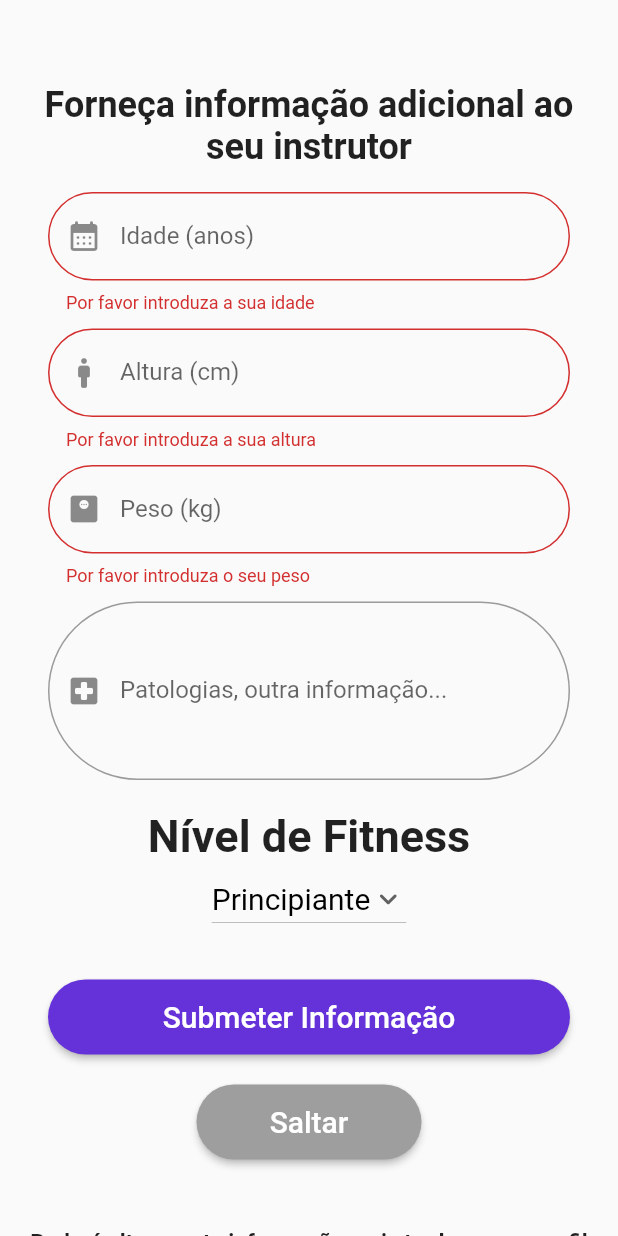
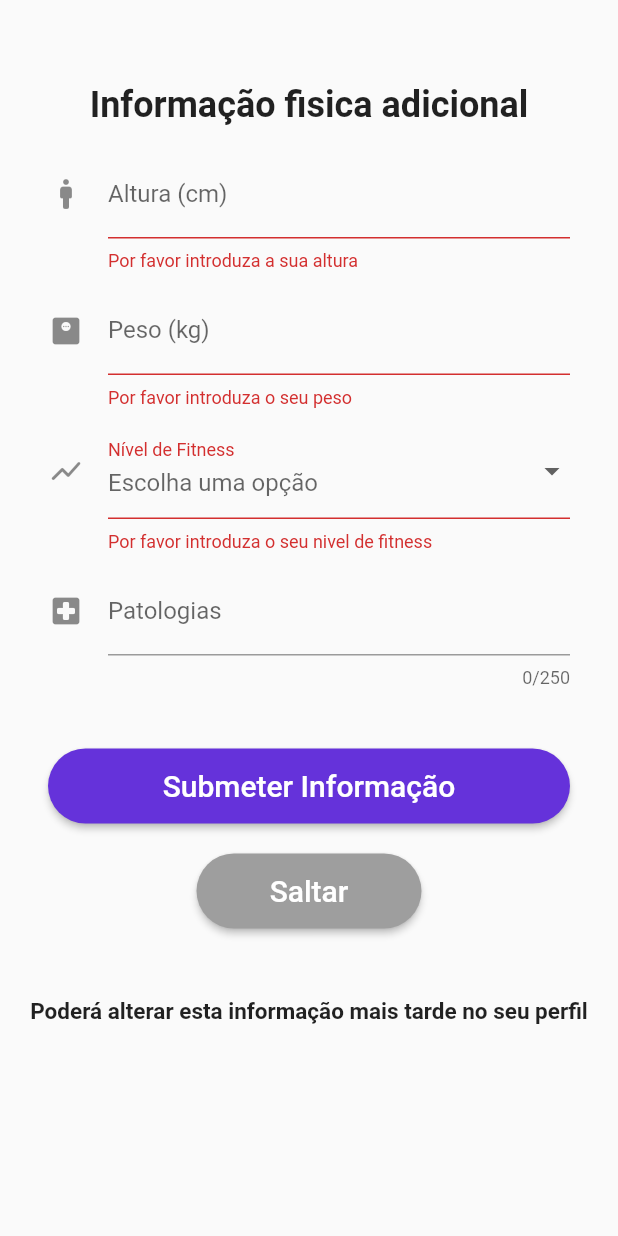
Before and after one commit to PECI-21-22-Grupo04/android-app, a Flutter app: the HealthInfoForm screen opened directly with empty values, after a tap on "Submeter Informação", on a phone screen of 412 x 824 dp. Run offline on Flutter 3.47's test engine with Material 2 defaults, Android fonts, the phone set to English and light mode, and no system bars; our stand-ins replace country_picker, firebase_auth, firebase_core, google_sign_in, settings_ui, shared_preferences; missing offline and left inert: app_settings; accounts and stored records are empty.

Commit message:
Save user physical information

```diff
--- a/runx/lib/api.dart
+++ b/runx/lib/api.dart
@@ -80,11 +80,12 @@ class APICaller {
 // Save Client Information
   Future<String> addClientInfo(
       {String? email,
-      String? age,
       String? height,
       String? weight,
       String? fitness,
+      String? bmi,
       String? pathologies}) async {
+    try {
       final response = await http.post(
         Uri.parse(host + port + '/addClientInfo'),
         headers: <String, String>{
@@ -92,13 +93,16 @@ class APICaller {
         },
         body: (<String, String>{
           "email": email.toString(),
-        "age": age.toString(),
           "height": height.toString(),
           "weight": weight.toString(),
           "fitness": fitness.toString(),
+          "bmi": bmi.toString(),
           "pathologies": pathologies.toString(),
         }),
       );
       return response.body;
+    } on Exception {
+      return "ERROR";
     }
   }
+}
--- a/runx/lib/authentication/health_info.dart
+++ b/runx/lib/authentication/health_info.dart
@@ -31,7 +31,7 @@
           Column(
             children: const [
               SizedBox(height: 20),
-              Text('Forneça informação adicional ao seu instrutor',
+              Text('Informação fisica adicional',
                   style: TextStyle(fontSize: 24), textAlign: TextAlign.center),
             ],
           ),
@@ -74,34 +74,19 @@
 class _SignupFormState extends State<SignupForm> {
   final _formKey = GlobalKey<FormState>();
 
-  String? age;
-  String? height;
-  String? weight;
-  String? pathologies;
+  String? heightC;
+  String? weightC;
+  String? pathologiesC;
+  late String fitnesslevelC;
 
-  String fitnesslevel = 'Principiante';
+  List<String> listOfLevels = ['Elementar', 'Intermédio', 'Avançado'];
 
-  var items = [
-    'Principiante',
-    'Elementar',
-    'Intermédio',
-    'Avançado',
-    'Atleta',
-  ];
-
-  final pass = TextEditingController();
   get fname => widget.fnameC;
   get lname => widget.lnameC;
   get email => widget.emailC;
 
   @override
   Widget build(BuildContext context) {
-    var border = const OutlineInputBorder(
-      borderRadius: BorderRadius.all(
-        Radius.circular(100.0),
-      ),
-    );
-
     var space = const SizedBox(height: 10);
 
     return Form(
@@ -109,50 +94,25 @@
       child: Column(
         mainAxisAlignment: MainAxisAlignment.spaceAround,
         children: <Widget>[
-          // Age
-          TextFormField(
-              inputFormatters: [
-                LengthLimitingTextInputFormatter(3),
-              ],
-              decoration: InputDecoration(
-                labelText: 'Idade (anos)',
-                prefixIcon: const Icon(Icons.calendar_month_rounded),
-                border: border,
-              ),
-              onSaved: (val) {
-                age = val;
-              },
-              validator: (value) {
-                if (value == null || value.isEmpty) {
-                  return 'Por favor introduza a sua idade';
-                }
-                if (int.parse(value) > 120 || int.parse(value) < 16) {
-                  return "Tem de ter mais de 16 anos para se registar";
-                }
-                return null;
-              },
-              keyboardType: TextInputType.number),
-          space,
-
           // Height
           TextFormField(
               inputFormatters: [
                 LengthLimitingTextInputFormatter(3),
+                FilteringTextInputFormatter.allow(RegExp(r'[0-9]')),
               ],
-              decoration: InputDecoration(
+              decoration: const InputDecoration(
                 labelText: 'Altura (cm)',
-                prefixIcon: const Icon(Icons.man_rounded),
-                border: border,
+                icon: Icon(Icons.man_rounded),
               ),
               onSaved: (val) {
-                height = val;
+                heightC = val;
               },
               validator: (value) {
                 if (value == null || value.isEmpty) {
                   return 'Por favor introduza a sua altura';
                 }
-                if (int.parse(value) > 250 || int.parse(value) < 100) {
-                  return "Por favor introduza uma altura válida";
+                if (int.parse(value) > 250 || int.parse(value) < 120) {
+                  return "Por favor introduza uma altura válida (120cm a 250cm)";
                 }
                 return null;
               },
@@ -163,68 +123,72 @@
           TextFormField(
               inputFormatters: [
                 LengthLimitingTextInputFormatter(3),
+                FilteringTextInputFormatter.allow(RegExp(r'[0-9]')),
               ],
-              decoration: InputDecoration(
+              decoration: const InputDecoration(
                   labelText: 'Peso (kg)',
-                  prefixIcon: const Icon(Icons.monitor_weight_rounded),
-                  border: border),
+                  icon: Icon(Icons.monitor_weight_rounded)),
               validator: (value) {
                 if (value == null || value.isEmpty) {
                   return 'Por favor introduza o seu peso';
                 }
-                if (int.parse(value) > 200 || int.parse(value) < 30) {
-                  return "Por favor introduza um peso válido";
+                if (int.parse(value) > 200 || int.parse(value) < 25) {
+                  return "Por favor introduza um peso válido (25kg a 200kg)";
                 }
                 return null;
               },
               onSaved: (val) {
-                weight = val;
+                weightC = val;
               },
               keyboardType: TextInputType.number),
           space,
 
+          // Fitness Level
+          DropdownButtonFormField(
+            decoration: const InputDecoration(
+              labelText: 'Nível de Fitness',
+              icon: Icon(Icons.show_chart_rounded),
+              hintText: "Escolha uma opção",
+            ),
+            isExpanded: true,
+            onChanged: (value) {
+              setState(() {
+                fitnesslevelC = value.toString();
+              });
+            },
+            onSaved: (value) {
+              setState(() {
+                fitnesslevelC = value.toString();
+              });
+            },
+            validator: (String? value) {
+              if (value == null || value.isEmpty) {
+                return 'Por favor introduza o seu nivel de fitness';
+              }
+              return null;
+            },
+            items: listOfLevels.map((String fitnesslevelC) {
+              return DropdownMenuItem(
+                  value: fitnesslevelC, child: Text(fitnesslevelC));
+            }).toList(),
+          ),
+          space,
+
           // Pathologies
           TextFormField(
-              inputFormatters: [
-                LengthLimitingTextInputFormatter(300),
-              ],
-              decoration: InputDecoration(
-                labelText: 'Patologias, outra informação...',
-                prefixIcon: const Icon(Icons.local_hospital_rounded),
-                border: border,
-                contentPadding: const EdgeInsets.symmetric(vertical: 50.0),
-              ),
-              onSaved: (val) {
-                pathologies = val;
-              },
-              keyboardType: TextInputType.text),
+            decoration: const InputDecoration(
+                labelText: 'Patologias',
+                icon: Icon(Icons.local_hospital_rounded),
+                hintText: "Patologias, outra informação"),
+            onSaved: (value) => pathologiesC = value!,
+            keyboardType: TextInputType.multiline,
+            maxLines: null,
+            maxLength: 250,
+          ),
           space,
           space,
-
-          // Fitness Level
-          Column(
-            mainAxisAlignment: MainAxisAlignment.center,
-            children: [
-              const Text('Nível de Fitness', style: TextStyle(fontSize: 30)),
-              DropdownButton(
-                style: const TextStyle(fontSize: 20, color: Colors.black),
-                value: fitnesslevel,
-                icon: const Icon(Icons.keyboard_arrow_down_rounded),
-                items: items.map((String items) {
-                  return DropdownMenuItem(
-                    value: items,
-                    child: Text(items),
-                  );
-                }).toList(),
-                onChanged: (String? newValue) {
-                  setState(() {
-                    fitnesslevel = newValue!;
-                  });
-                },
-              ),
-            ],
-          ),
-          const SizedBox(height: 30),
+          space,
+          space,
 
           // Submit Information Button
           SizedBox(
@@ -234,31 +198,45 @@
               onPressed: () {
                 if (_formKey.currentState!.validate()) {
                   _formKey.currentState!.save();
+                  int formulaVal1 = (int.parse(weightC!));
+                  double formulaVal2 = ((int.parse(heightC!) / 100) *
+                      (int.parse(heightC!) / 100));
+
                   // Save additional user information in the database
                   APICaller()
                       .addClientInfo(
                           email: email,
-                          age: age,
-                          height: height,
-                          weight: weight,
-                          fitness: fitnesslevel,
-                          pathologies: pathologies)
+                          height: heightC,
+                          weight: weightC,
+                          fitness: fitnesslevelC,
+                          bmi: (formulaVal1 / formulaVal2)
+                              .toString(), // BMI formula is weight(kg)/height(m)^2
+                          pathologies: pathologiesC)
                       .then((result) {
                     // If result code is 0, the data has been successfully saved in the database
-                    if (json.decode(result)["code"] == 0) {
-                      Navigator.pushReplacement(
+                    if (result != "ERROR" && json.decode(result)["code"] == 0) {
+                      Navigator.pushAndRemoveUntil<void>(
                           context,
-                          MaterialPageRoute(
-                              builder: (context) => const PageNav()));
+                          MaterialPageRoute<void>(
+                              builder: (BuildContext context) =>
+                                  const PageNav()),
+                          (Route<dynamic> route) => false);
                     }
                     // Else show error message
                     else {
-                      ScaffoldMessenger.of(context).showSnackBar(SnackBar(
-                        content: Text(
-                          json.decode(result)["code"],
-                          style: const TextStyle(fontSize: 16),
-                        ),
-                      ));
+                      if (result == "ERROR") {
+                        ScaffoldMessenger.of(context)
+                            .showSnackBar(const SnackBar(
+                          content: Text(
+                              ("Ocorreu um erro \nVerifique a sua conexão ou tente mais tarde"),
+                              style: TextStyle(fontSize: 16)),
+                        ));
+                      } else {
+                        ScaffoldMessenger.of(context).showSnackBar(SnackBar(
+                          content: Text((json.decode(result)["code"]),
+                              style: const TextStyle(fontSize: 16)),
+                        ));
+                      }
                     }
                   });
                 }
```
Lines whose indentation alone changed are shown as unchanged.
